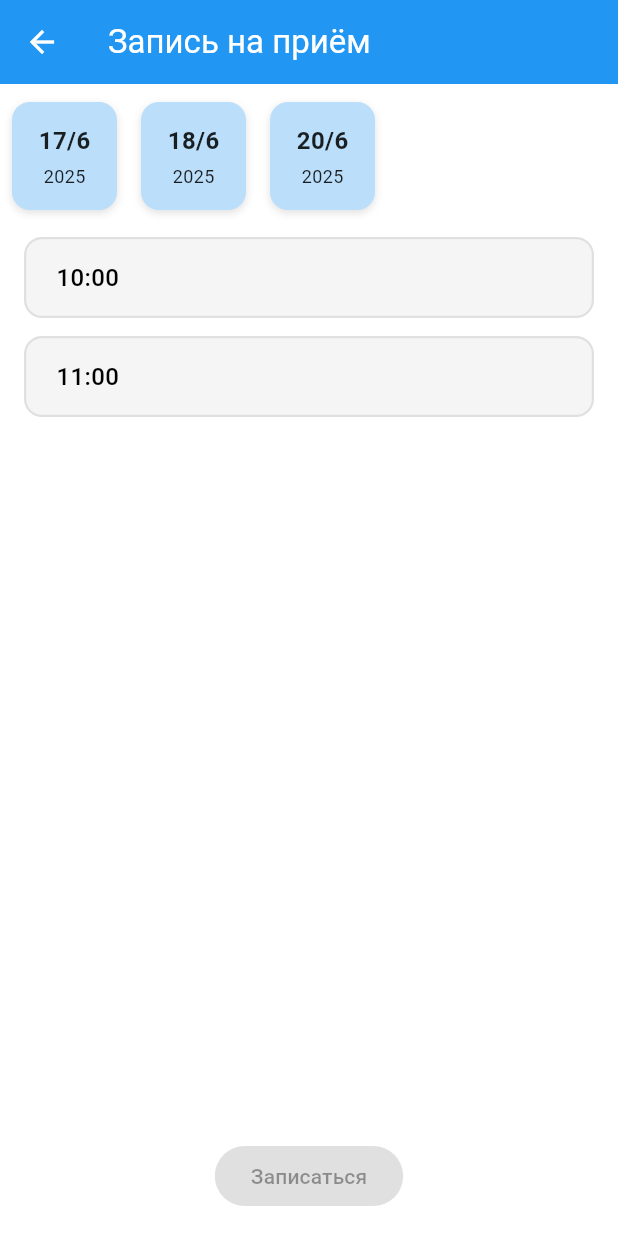
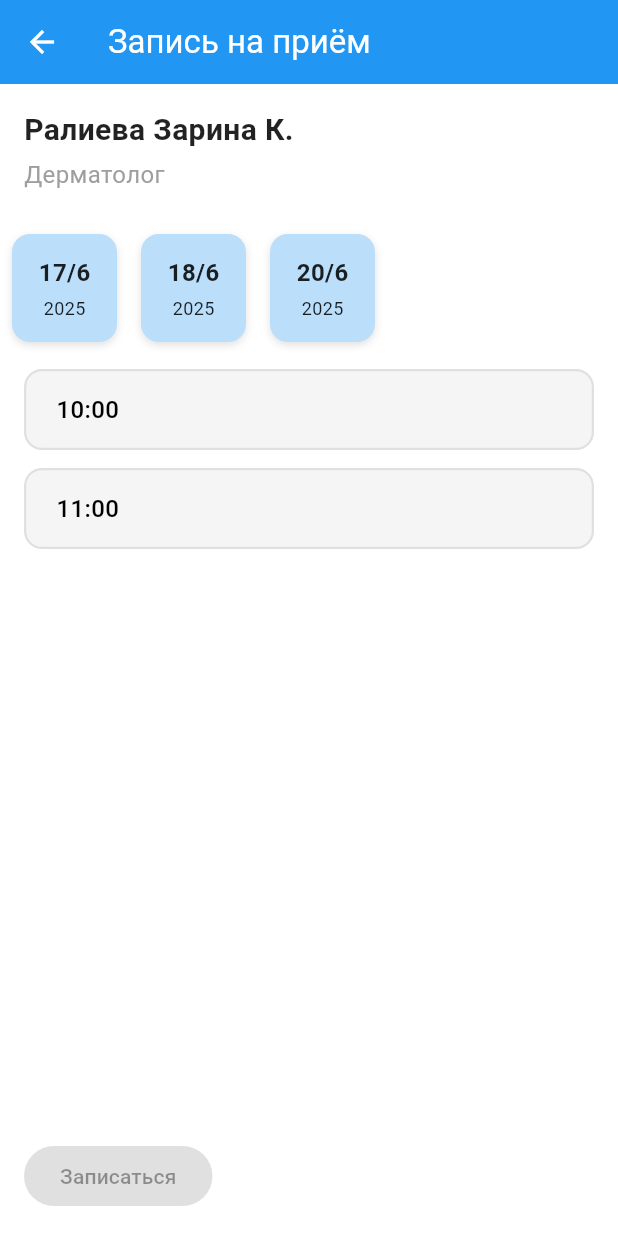
Before and after one commit to fkfkya/YourDoctor, a Flutter app: the screen it shows after launch, after a tap on "Дерматолог", on a phone screen of 412 x 824 dp. Run offline on Flutter 3.47's test engine with Material 3 defaults, Android fonts, the phone set to English and light mode, and no system bars; our stand-ins replace dio, equatable, flutter_bloc, get_it; missing offline and left inert: pair.

Commit message:
Appointment fixed

```diff
--- a/lib/views/appointment/presentation/pages/appointment_page.dart
+++ b/lib/views/appointment/presentation/pages/appointment_page.dart
@@ -5,6 +5,8 @@ import '../bloc/appointment_event.dart';
 import '../bloc/appointment_state.dart';
 import '../widgets/calendar_widget.dart';
 import '../widgets/time_slot_tile.dart';
+import '../../../doctor_list/data/datasources/doctors_db.dart';
+import '../../../doctor_list/data/models/doctor_model.dart';
 
 class AppointmentPage extends StatefulWidget {
   static const routeName = '/appointment';
@@ -17,11 +19,20 @@ class AppointmentPage extends StatefulWidget {
 }
 
 class _AppointmentPageState extends State<AppointmentPage> {
+  late DoctorModel doctor;
+
   @override
   void initState() {
     super.initState();
     print('[UI] doctorId = ${widget.doctorId}');
     context.read<AppointmentBloc>().add(LoadAvailability(widget.doctorId));
+
+    // Загружаем доктора из базы по ID
+    doctor = doctors_db.firstWhere(
+      (doc) => doc.id == widget.doctorId,
+      orElse: () => DoctorModel(id: '', name: 'Неизвестно', specialty: '—'),
+    );
+    print('[UI] Doctor loaded: ${doctor.name}, ${doctor.specialty}');
   }
 
   @override
@@ -37,8 +48,28 @@ class _AppointmentPageState extends State<AppointmentPage> {
           } else if (state is AppointmentLoaded) {
             print('[UI] Loaded ${state.availableTimes.length} slots');
             final dates = state.availableTimes.map((e) => e.date).toSet().toList();
+
             return Column(
+              crossAxisAlignment: CrossAxisAlignment.start,
               children: [
+                // 👇 Информация о враче перед расписанием
+                Padding(
+                  padding: const EdgeInsets.all(16.0),
+                  child: Column(
+                    crossAxisAlignment: CrossAxisAlignment.start,
+                    children: [
+                      Text(
+                        doctor.name,
+                        style: const TextStyle(fontSize: 20, fontWeight: FontWeight.bold),
+                      ),
+                      const SizedBox(height: 4),
+                      Text(
+                        doctor.specialty,
+                        style: const TextStyle(fontSize: 16, color: Colors.grey),
+                      ),
+                    ],
+                  ),
+                ),
                 CalendarWidget(
                   availableDates: dates,
                   onDateSelected: (date) {
@@ -97,7 +128,6 @@ class _AppointmentPageState extends State<AppointmentPage> {
           }
         },
       ),
-
     );
   }
 }
```
Lines whose indentation alone changed are shown as unchanged.
